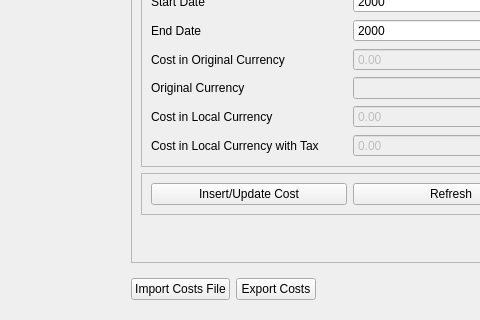
Old version of the form ui/CostsTab.ui in the repository CS-4820-Library-Project/COUNTER-5-Report-Tool-2020-5.0; both pictures show x 0 to 480 and y 232 to 552 of the 902 by 552 pixel window.
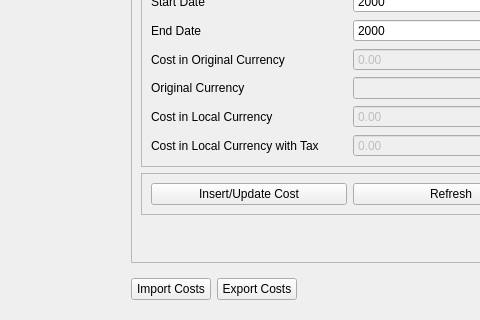
New version of the form. Icons and pictures are not drawn.

Commit message: Import is testable

The edit to the form file:
```diff
--- a/ui/CostsTab.ui
+++ b/ui/CostsTab.ui
@@ -349,7 +349,7 @@
             </sizepolicy>
            </property>
            <property name="text">
-            <string>Import Costs File</string>
+            <string>Import Costs</string>
            </property>
           </widget>
          </item>
```
The commit also changes 4 other files.
